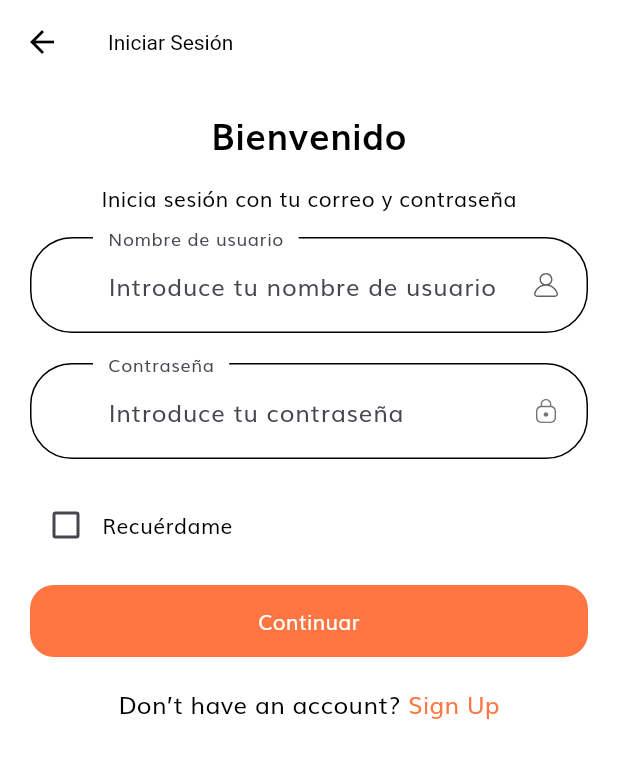
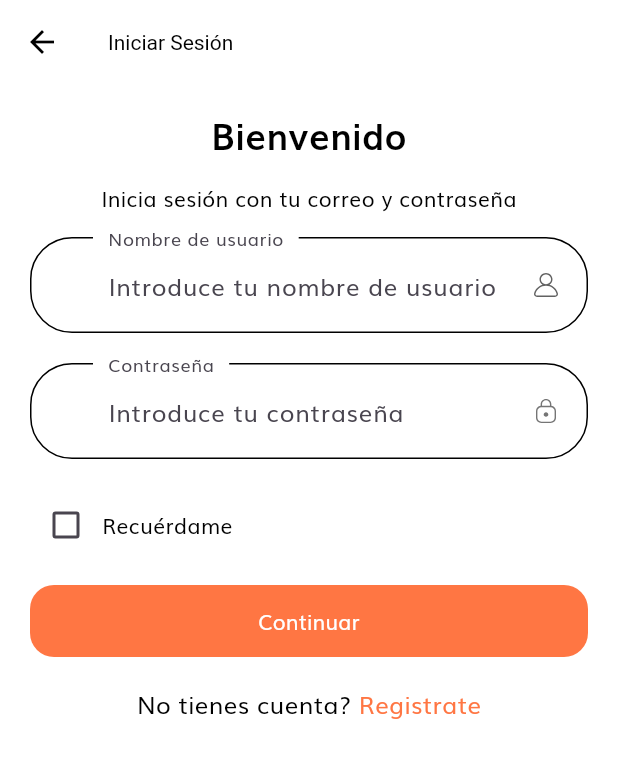
Before and after one commit to sebasXDXD/questionsApp, a Flutter app: the screen it shows after launch, after a tap on "Continuar", on a phone screen of 412 x 824 dp. Shown: the top 758 px of the screen. Run offline on Flutter 3.47's test engine with Material 3 defaults, Android fonts, the phone set to English and light mode, and no system bars; our stand-ins replace flutter_dotenv, flutter_secure_storage, flutter_svg.

```diff
--- a/lib/components/no_account_text.dart
+++ b/lib/components/no_account_text.dart
@@ -14,13 +14,13 @@ class NoAccountText extends StatelessWidget {
       mainAxisAlignment: MainAxisAlignment.center,
       children: [
         const Text(
-          "Don’t have an account? ",
+          "No tienes cuenta? ",
           style: TextStyle(fontSize: 16),
         ),
         GestureDetector(
           onTap: () => Navigator.pushNamed(context, SignUpScreen.routeName),
           child: const Text(
-            "Sign Up",
+            "Registrate",
             style: TextStyle(fontSize: 16, color: kPrimaryColor),
           ),
         ),
```
